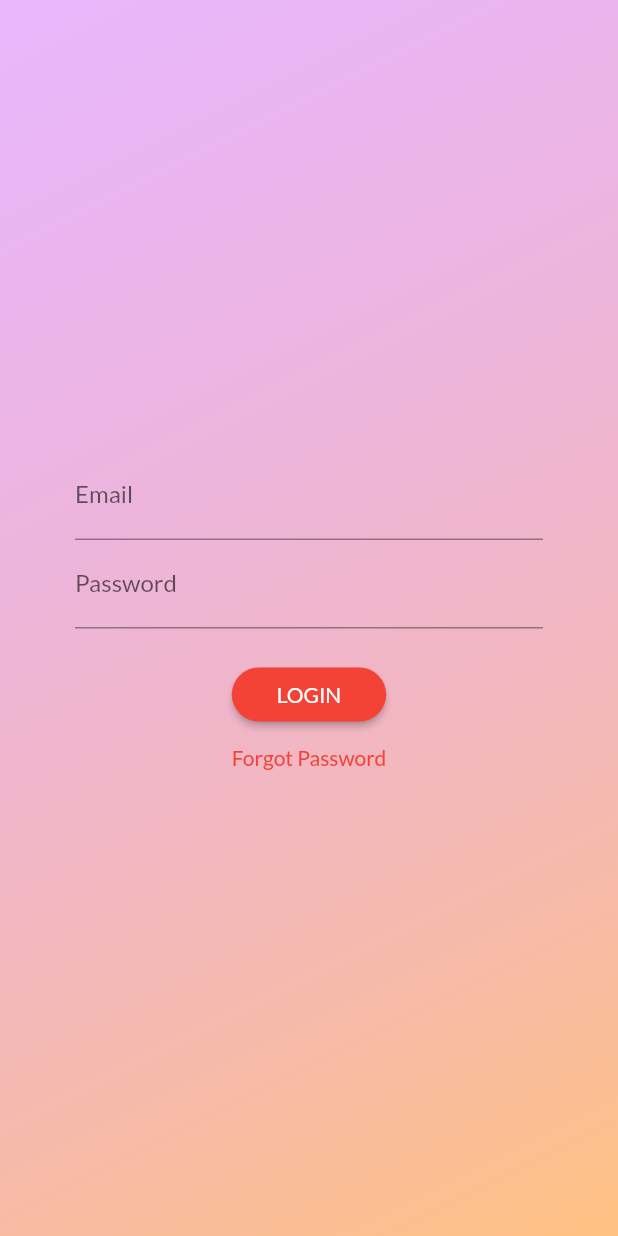
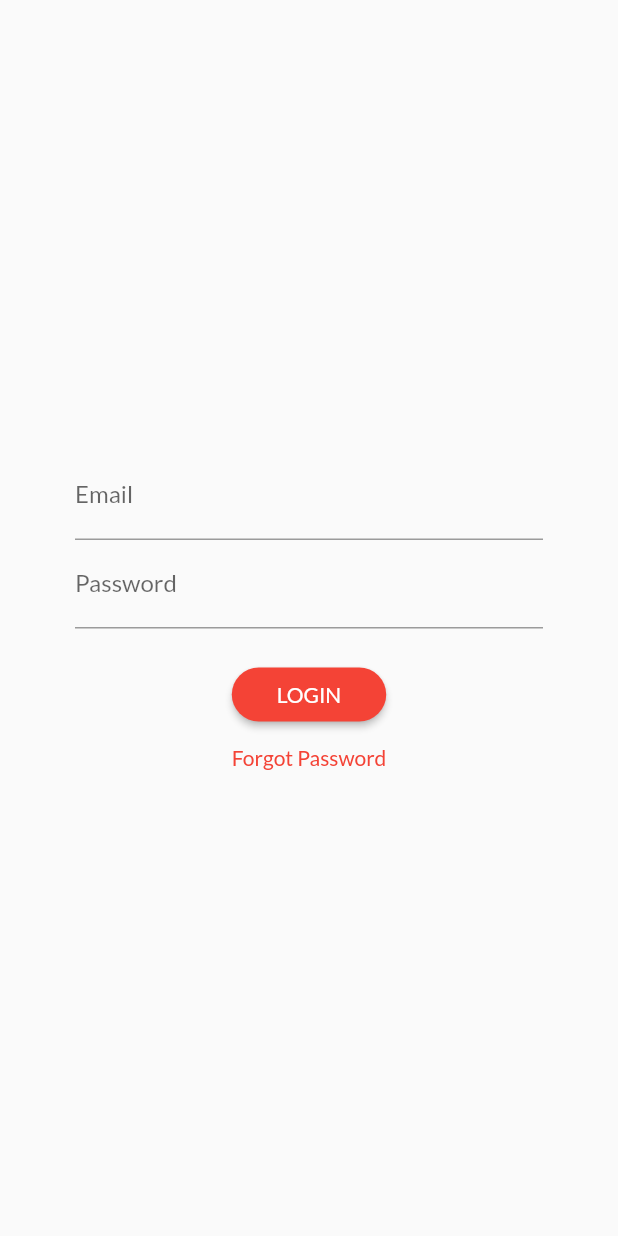
Before and after one commit to slo-amiculum/flutter_app, a Flutter app: the screen it shows after launch, on a phone screen of 412 x 824 dp. Run offline on Flutter 3.47's test engine with Material 2 defaults, Android fonts, the phone set to English and light mode, and no system bars; our stand-ins replace shared_preferences.

Commit message:
Removed gradient background

```diff
--- a/lib/screens/auth_screen.dart
+++ b/lib/screens/auth_screen.dart
@@ -19,18 +19,18 @@ class AuthScreen extends StatelessWidget {
       body: Stack(
         children: <Widget>[
           Container(
-            decoration: BoxDecoration(
-              gradient: LinearGradient(
-                colors: [
-                  Color.fromRGBO(215, 117, 255, 1).withOpacity(0.5),
-                  Color.fromRGBO(255, 188, 117, 1).withOpacity(0.9),
-                ],
-                begin: Alignment.topLeft,
-                end: Alignment.bottomRight,
-                stops: [0, 1],
+              // decoration: BoxDecoration(
+              //   gradient: LinearGradient(
+              //     colors: [
+              //       Color.fromRGBO(250, 30, 30, 1).withOpacity(1),
+              //       Color.fromRGBO(225, 225, 225, 1).withOpacity(0.5),
+              //     ],
+              //     begin: Alignment.topLeft,
+              //     end: Alignment.bottomRight,
+              //     stops: [0, 1],
+              //   ),
+              // ),
               ),
-            ),
-          ),
           SingleChildScrollView(
             child: SizedBox(
               height: deviceSize.height,
```
